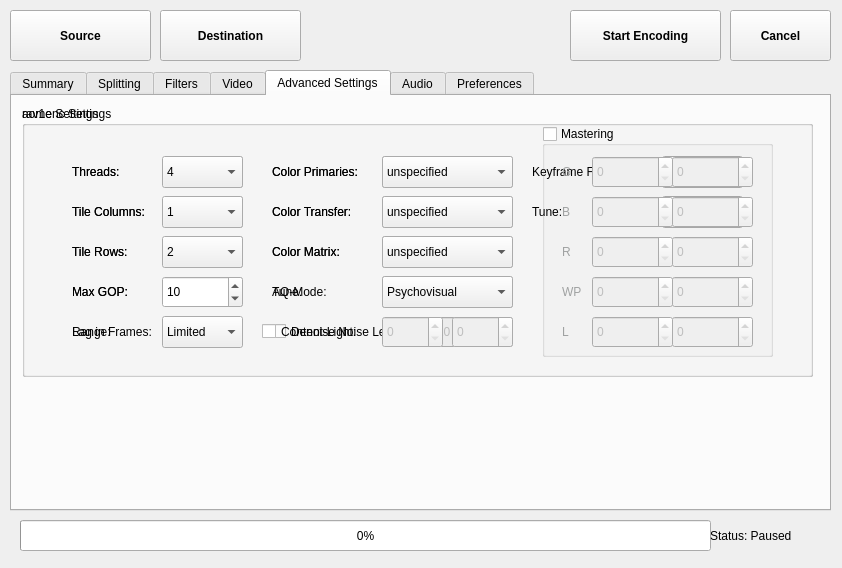
Alkl58/NotEnoughAV1Encodes-Qt, file NotEnoughAV1Encodes-Qt/form.ui: the form before one commit.
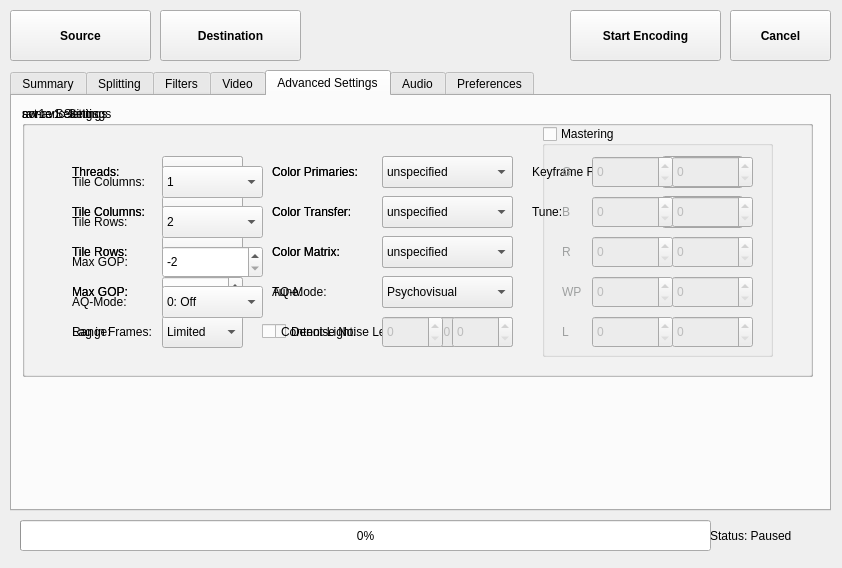
The form after the commit. The open tabs and pages were chosen to show the change. Icons and pictures are not drawn.

Commit message: Advanced svt-av1 settings

Diff of the .ui file:
```diff
--- a/NotEnoughAV1Encodes-Qt/form.ui
+++ b/NotEnoughAV1Encodes-Qt/form.ui
@@ -2942,6 +2942,201 @@
       </widget>
      </widget>
     </widget>
+    <widget class="QGroupBox" name="groupBoxSvtav1">
+     <property name="geometry">
+      <rect>
+       <x>10</x>
+       <y>10</y>
+       <width>791</width>
+       <height>271</height>
+      </rect>
+     </property>
+     <property name="title">
+      <string>svt-av1 Settings</string>
+     </property>
+     <widget class="QLabel" name="labelSvtRows_2">
+      <property name="geometry">
+       <rect>
+        <x>50</x>
+        <y>100</y>
+        <width>91</width>
+        <height>31</height>
+       </rect>
+      </property>
+      <property name="text">
+       <string>Tile Rows:</string>
+      </property>
+     </widget>
+     <widget class="QComboBox" name="comboBoxSvtTileRows">
+      <property name="geometry">
+       <rect>
+        <x>140</x>
+        <y>100</y>
+        <width>101</width>
+        <height>32</height>
+       </rect>
+      </property>
+      <property name="currentIndex">
+       <number>2</number>
+      </property>
+      <item>
+       <property name="text">
+        <string>0</string>
+       </property>
+      </item>
+      <item>
+       <property name="text">
+        <string>1</string>
+       </property>
+      </item>
+      <item>
+       <property name="text">
+        <string>2</string>
+       </property>
+      </item>
+      <item>
+       <property name="text">
+        <string>3</string>
+       </property>
+      </item>
+      <item>
+       <property name="text">
+        <string>4</string>
+       </property>
+      </item>
+      <item>
+       <property name="text">
+        <string>5</string>
+       </property>
+      </item>
+      <item>
+       <property name="text">
+        <string>6</string>
+       </property>
+      </item>
+     </widget>
+     <widget class="QLabel" name="labelRav1eCols_2">
+      <property name="geometry">
+       <rect>
+        <x>50</x>
+        <y>60</y>
+        <width>91</width>
+        <height>31</height>
+       </rect>
+      </property>
+      <property name="text">
+       <string>Tile Columns:</string>
+      </property>
+     </widget>
+     <widget class="QComboBox" name="comboBoxSvtTileCols">
+      <property name="geometry">
+       <rect>
+        <x>140</x>
+        <y>60</y>
+        <width>101</width>
+        <height>32</height>
+       </rect>
+      </property>
+      <property name="currentIndex">
+       <number>1</number>
+      </property>
+      <item>
+       <property name="text">
+        <string>0</string>
+       </property>
+      </item>
+      <item>
+       <property name="text">
+        <string>1</string>
+       </property>
+      </item>
+      <item>
+       <property name="text">
+        <string>2</string>
+       </property>
+      </item>
+      <item>
+       <property name="text">
+        <string>3</string>
+       </property>
+      </item>
+      <item>
+       <property name="text">
+        <string>4</string>
+       </property>
+      </item>
+     </widget>
+     <widget class="QLabel" name="labelSvtRows">
+      <property name="geometry">
+       <rect>
+        <x>50</x>
+        <y>140</y>
+        <width>91</width>
+        <height>31</height>
+       </rect>
+      </property>
+      <property name="text">
+       <string>Max GOP:</string>
+      </property>
+     </widget>
+     <widget class="QSpinBox" name="spinBoxSvtGOP">
+      <property name="geometry">
+       <rect>
+        <x>140</x>
+        <y>140</y>
+        <width>101</width>
+        <height>32</height>
+       </rect>
+      </property>
+      <property name="minimum">
+       <number>-2</number>
+      </property>
+      <property name="maximum">
+       <number>255</number>
+      </property>
+      <property name="value">
+       <number>-2</number>
+      </property>
+     </widget>
+     <widget class="QLabel" name="labelSvtRows_3">
+      <property name="geometry">
+       <rect>
+        <x>50</x>
+        <y>180</y>
+        <width>91</width>
+        <height>31</height>
+       </rect>
+      </property>
+      <property name="text">
+       <string>AQ-Mode:</string>
+      </property>
+     </widget>
+     <widget class="QComboBox" name="comboBoxSvtAQ">
+      <property name="geometry">
+       <rect>
+        <x>140</x>
+        <y>180</y>
+        <width>101</width>
+        <height>32</height>
+       </rect>
+      </property>
+      <item>
+       <property name="text">
+        <string>0: Off</string>
+       </property>
+      </item>
+      <item>
+       <property name="text">
+        <string>1: Variance base using segments</string>
+       </property>
+      </item>
+      <item>
+       <property name="text">
+        <string>2: Deltaq pred efficiency</string>
+       </property>
+      </item>
+     </widget>
+    </widget>
    </widget>
    <widget class="QWidget" name="tab_5">
     <attribute name="title">
```
Left out of the diff: 5 changed lines with no effect on the pictures. The commit also changes 2 other files.
